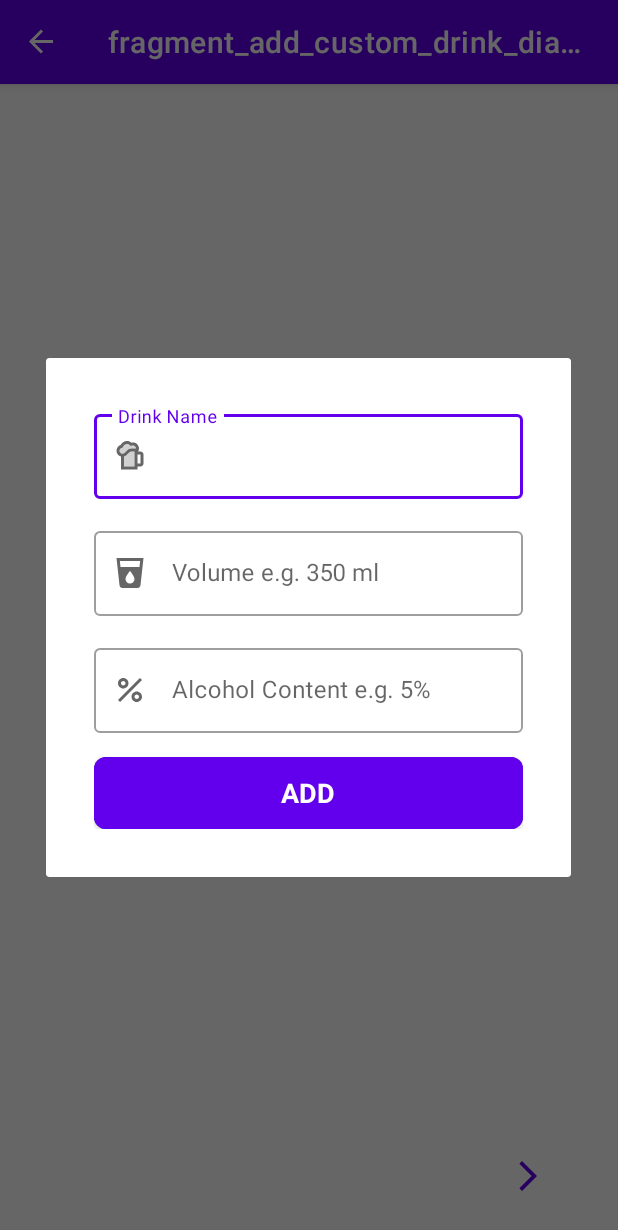
After one commit to SameerShelarr/BloodAlcoholCalculator, an Android app: the AddCustomDrinkDialogFragment screen opened through its navigation route, on a phone screen of 412 x 824 dp. The commit adds this screen. Shown: the top 1230 px of the screen. Run offline under Robolectric (Android 15) with nearby library versions, the phone set to English and light mode, and no system bars; our stand-ins replace Dagger/Hilt's generated code, navigation-ui; 2 statements that could not run were skipped.

Commit message:
Custom Drink Functionality: -Added UI for the Add Drink Dialog.

```diff
--- /dev/null
+++ b/app/src/main/java/com/sameershelar/bloodalcoholcalculator/ui/AddCustomDrinkDialogFragment.kt
@@ -0,0 +1,42 @@
+package com.sameershelar.bloodalcoholcalculator.ui
+
+import android.os.Bundle
+import android.view.LayoutInflater
+import android.view.View
+import android.view.ViewGroup
+import androidx.fragment.app.DialogFragment
+import com.sameershelar.bloodalcoholcalculator.databinding.FragmentAddCustomDrinkDialogBinding
+
+class AddCustomDrinkDialogFragment : DialogFragment() {
+
+    companion object {
+        private const val TAG = "AddCustomDrinkDialogFragment"
+    }
+
+    private lateinit var binding: FragmentAddCustomDrinkDialogBinding
+
+    override fun onCreateView(
+        inflater: LayoutInflater, container: ViewGroup?,
+        savedInstanceState: Bundle?
+    ): View {
+        binding = FragmentAddCustomDrinkDialogBinding.inflate(inflater)
+
+        binding.apply {
+            addNewDrinkButton.setOnClickListener {
+                /*if (validateFields()) {
+                    createNewDrinkAndAddInDb()
+                }*/
+            }
+        }
+
+        return binding.root
+    }
+
+    private fun createNewDrinkAndAddInDb() {
+        TODO("Not yet implemented")
+    }
+
+    private fun validateFields(): Boolean {
+        TODO("Not yet implemented")
+    }
+}
--- a/app/src/main/java/com/sameershelar/bloodalcoholcalculator/ui/AddDrinkAndDrinkHistoryBottomSheetDialog.kt
+++ b/app/src/main/java/com/sameershelar/bloodalcoholcalculator/ui/AddDrinkAndDrinkHistoryBottomSheetDialog.kt
@@ -13,6 +13,7 @@ import androidx.core.content.ContextCompat
 import androidx.core.view.isVisible
 import androidx.fragment.app.viewModels
 import androidx.lifecycle.lifecycleScope
+import androidx.navigation.fragment.findNavController
 import androidx.navigation.fragment.navArgs
 import androidx.recyclerview.widget.LinearLayoutManager
 import com.google.android.material.bottomsheet.BottomSheetDialogFragment
@@ -21,8 +22,8 @@ import com.sameershelar.bloodalcoholcalculator.R
 import com.sameershelar.bloodalcoholcalculator.data.tables.AddedDrink
 import com.sameershelar.bloodalcoholcalculator.data.tables.Drink
 import com.sameershelar.bloodalcoholcalculator.databinding.FragmentAddDrinkAndDrinkHistoryBottomSheetDialogBinding
-import com.sameershelar.bloodalcoholcalculator.utils.Constants.DrinkType.*
 import com.sameershelar.bloodalcoholcalculator.utils.exhaustive
+import com.sameershelar.bloodalcoholcalculator.utils.navigateSafe
 import com.sameershelar.bloodalcoholcalculator.vm.AddDrinksAndDrinksHistoryViewModel
 import dagger.hilt.android.AndroidEntryPoint
 import kotlinx.coroutines.flow.collect
@@ -48,6 +49,13 @@ class AddDrinkAndDrinkHistoryBottomSheetDialog : BottomSheetDialogFragment(),
         binding = FragmentAddDrinkAndDrinkHistoryBottomSheetDialogBinding.inflate(layoutInflater)
 
         binding.apply {
+
+            addCustomDrinkButton.setOnClickListener {
+                findNavController().navigateSafe(
+                    AddDrinkAndDrinkHistoryBottomSheetDialogDirections
+                        .actionAddDrinkBottomSheetDialogToAddCustomDrinkDialogFragment()
+                )
+            }
 
             addDrinkBottomSheetLayout.layoutParams.height =
                 Resources.getSystem().displayMetrics.heightPixels / 10 * 8
--- a/app/src/main/java/com/sameershelar/bloodalcoholcalculator/utils/Constants.kt
+++ b/app/src/main/java/com/sameershelar/bloodalcoholcalculator/utils/Constants.kt
@@ -10,5 +10,6 @@ object Constants {
         WINE,
         GIN,
         BRANDY,
+        CUSTOM,
     }
 }
--- a/app/src/main/java/com/sameershelar/bloodalcoholcalculator/vm/AddDrinksAndDrinksHistoryViewModel.kt
+++ b/app/src/main/java/com/sameershelar/bloodalcoholcalculator/vm/AddDrinksAndDrinksHistoryViewModel.kt
@@ -74,6 +74,10 @@ class AddDrinksAndDrinksHistoryViewModel @Inject constructor(
                 drinksList.filter { drink -> drink.type == Constants.DrinkType.BRANDY }
             }
 
+            R.id.custom_chip -> {
+                drinksList.filter { drink -> drink.type == Constants.DrinkType.CUSTOM }
+            }
+
             else -> {
                 arrayListOf()
             }
--- /dev/null
+++ b/app/src/main/res/drawable/ic_baseline_add.xml
@@ -0,0 +1,5 @@
+<vector android:height="24dp" android:tint="#787878"
+    android:viewportHeight="24" android:viewportWidth="24"
+    android:width="24dp" xmlns:android="http://schemas.android.com/apk/res/android">
+    <path android:fillColor="@android:color/white" android:pathData="M19,13h-6v6h-2v-6H5v-2h6V5h2v6h6v2z"/>
+</vector>
--- /dev/null
+++ b/app/src/main/res/drawable/ic_baseline_volume.xml
@@ -0,0 +1,5 @@
+<vector android:height="24dp" android:tint="#787878"
+    android:viewportHeight="24" android:viewportWidth="24"
+    android:width="24dp" xmlns:android="http://schemas.android.com/apk/res/android">
+    <path android:fillColor="@android:color/white" android:pathData="M3,2l2.01,18.23C5.13,21.23 5.97,22 7,22h10c1.03,0 1.87,-0.77 1.99,-1.77L21,2L3,2zM12,19c-1.66,0 -3,-1.34 -3,-3 0,-2 3,-5.4 3,-5.4s3,3.4 3,5.4c0,1.66 -1.34,3 -3,3zM18.33,8L5.67,8l-0.44,-4h13.53l-0.43,4z"/>
+</vector>
--- /dev/null
+++ b/app/src/main/res/drawable/twotone_percent_24.xml
@@ -0,0 +1,10 @@
+<vector xmlns:android="http://schemas.android.com/apk/res/android"
+    android:width="24dp"
+    android:height="24dp"
+    android:viewportWidth="24"
+    android:viewportHeight="24"
+    android:tint="?attr/colorControlNormal">
+  <path
+      android:fillColor="@android:color/darker_gray"
+      android:pathData="M7.5,4C5.57,4 4,5.57 4,7.5S5.57,11 7.5,11S11,9.43 11,7.5S9.43,4 7.5,4zM7.5,9C6.67,9 6,8.33 6,7.5S6.67,6 7.5,6S9,6.67 9,7.5S8.33,9 7.5,9zM16.5,13c-1.93,0 -3.5,1.57 -3.5,3.5s1.57,3.5 3.5,3.5s3.5,-1.57 3.5,-3.5S18.43,13 16.5,13zM16.5,18c-0.83,0 -1.5,-0.67 -1.5,-1.5s0.67,-1.5 1.5,-1.5s1.5,0.67 1.5,1.5S17.33,18 16.5,18zM5.41,20L4,18.59L18.59,4L20,5.41L5.41,20z"/>
+</vector>
--- /dev/null
+++ b/app/src/main/res/layout/fragment_add_custom_drink_dialog.xml
@@ -0,0 +1,92 @@
+<?xml version="1.0" encoding="utf-8"?>
+<androidx.constraintlayout.widget.ConstraintLayout xmlns:android="http://schemas.android.com/apk/res/android"
+    xmlns:app="http://schemas.android.com/apk/res-auto"
+    xmlns:tools="http://schemas.android.com/tools"
+    android:layout_width="match_parent"
+    android:layout_height="match_parent"
+    tools:context=".ui.AddCustomDrinkDialogFragment">
+
+    <androidx.constraintlayout.widget.ConstraintLayout
+        android:layout_width="350dp"
+        android:layout_height="wrap_content"
+        android:padding="32dp"
+        app:layout_constraintBottom_toBottomOf="parent"
+        app:layout_constraintEnd_toEndOf="parent"
+        app:layout_constraintStart_toStartOf="parent"
+        app:layout_constraintTop_toTopOf="parent">
+
+        <com.google.android.material.textfield.TextInputLayout
+            android:id="@+id/drink_name_edit"
+            style="@style/Widget.MaterialComponents.TextInputLayout.OutlinedBox"
+            android:layout_width="match_parent"
+            android:layout_height="wrap_content"
+            android:hint="@string/drink_name"
+            app:startIconDrawable="@drawable/ic_drink_icon_default"
+            app:layout_constraintEnd_toEndOf="parent"
+            app:layout_constraintStart_toStartOf="parent"
+            app:layout_constraintTop_toTopOf="parent">
+
+            <com.google.android.material.textfield.TextInputEditText
+                android:layout_width="match_parent"
+                android:layout_height="wrap_content"
+                android:inputType="text"/>
+
+        </com.google.android.material.textfield.TextInputLayout>
+
+        <com.google.android.material.textfield.TextInputLayout
+            android:id="@+id/volume_edit"
+            style="@style/Widget.MaterialComponents.TextInputLayout.OutlinedBox"
+            android:layout_width="match_parent"
+            android:layout_height="wrap_content"
+            android:hint="@string/volume"
+            android:layout_marginTop="16dp"
+            app:layout_constraintEnd_toEndOf="parent"
+            app:layout_constraintStart_toStartOf="parent"
+            app:layout_constraintTop_toBottomOf="@+id/drink_name_edit"
+            app:startIconDrawable="@drawable/ic_baseline_volume">
+
+            <com.google.android.material.textfield.TextInputEditText
+                android:layout_width="match_parent"
+                android:layout_height="wrap_content"
+                android:inputType="number" />
+
+        </com.google.android.material.textfield.TextInputLayout>
+
+        <com.google.android.material.textfield.TextInputLayout
+            android:id="@+id/abv_edit"
+            style="@style/Widget.MaterialComponents.TextInputLayout.OutlinedBox"
+            android:layout_width="match_parent"
+            android:layout_height="wrap_content"
+            android:hint="Alcohol Content e.g. 5%"
+            android:layout_marginTop="16dp"
+            app:layout_constraintEnd_toEndOf="parent"
+            app:layout_constraintStart_toStartOf="parent"
+            app:layout_constraintTop_toBottomOf="@+id/volume_edit"
+            app:startIconDrawable="@drawable/twotone_percent_24">
+
+            <com.google.android.material.textfield.TextInputEditText
+                android:layout_width="match_parent"
+                android:layout_height="wrap_content"
+                android:inputType="numberDecimal" />
+
+        </com.google.android.material.textfield.TextInputLayout>
+
+        <androidx.appcompat.widget.AppCompatButton
+            android:id="@+id/add_new_drink_button"
+            android:layout_width="match_parent"
+            android:layout_height="wrap_content"
+            android:layout_marginTop="16dp"
+            android:background="@drawable/button_background"
+            android:text="@string/add"
+            android:textAllCaps="true"
+            android:textAppearance="@style/TextAppearance.AppCompat.Medium"
+            android:textColor="@color/white"
+            android:textStyle="bold"
+            app:layout_constraintBottom_toBottomOf="parent"
+            app:layout_constraintEnd_toEndOf="parent"
+            app:layout_constraintStart_toStartOf="parent"
+            app:layout_constraintTop_toBottomOf="@+id/abv_edit" />
+
+    </androidx.constraintlayout.widget.ConstraintLayout>
+
+</androidx.constraintlayout.widget.ConstraintLayout>
--- a/app/src/main/res/layout/fragment_add_drink_and_drink_history_bottom_sheet_dialog.xml
+++ b/app/src/main/res/layout/fragment_add_drink_and_drink_history_bottom_sheet_dialog.xml
@@ -167,6 +167,17 @@
             app:layout_constraintStart_toStartOf="parent"
             app:layout_constraintTop_toBottomOf="@+id/select_start_time_layout" />
 
+        <ImageView
+            android:id="@+id/add_custom_drink_button"
+            android:layout_width="50dp"
+            android:layout_height="0dp"
+            android:padding="8dp"
+            android:src="@drawable/ic_baseline_add"
+            android:background="?selectableItemBackgroundBorderless"
+            app:layout_constraintBottom_toBottomOf="@+id/search_drink"
+            app:layout_constraintStart_toEndOf="@+id/search_drink"
+            app:layout_constraintTop_toTopOf="@+id/search_drink" />
+
         <HorizontalScrollView
             android:id="@+id/horizontalScrollView"
             android:layout_width="0dp"
@@ -174,7 +185,7 @@
             android:paddingStart="8dp"
             android:paddingEnd="8dp"
             app:layout_constraintEnd_toEndOf="parent"
-            app:layout_constraintStart_toEndOf="@+id/search_drink"
+            app:layout_constraintStart_toEndOf="@+id/add_custom_drink_button"
             app:layout_constraintTop_toBottomOf="@+id/select_start_time_layout">
 
             <com.google.android.material.chip.ChipGroup
@@ -250,6 +261,14 @@
                     android:checkable="true"
                     android:text="@string/brandy" />
 
+                <com.google.android.material.chip.Chip
+                    android:id="@+id/custom_chip"
+                    style="@style/Widget.MaterialComponents.Chip.Choice"
+                    android:layout_width="wrap_content"
+                    android:layout_height="wrap_content"
+                    android:checkable="true"
+                    android:text="@string/custom" />
+
             </com.google.android.material.chip.ChipGroup>
 
         </HorizontalScrollView>
@@ -274,7 +293,6 @@
             app:layout_constraintTop_toBottomOf="@+id/search_drink">
 
             <LinearLayout
-                android:id="@+id/layout_form"
                 android:layout_width="match_parent"
                 android:layout_height="wrap_content"
                 android:orientation="vertical">
--- a/app/src/main/res/navigation/nav_graph.xml
+++ b/app/src/main/res/navigation/nav_graph.xml
@@ -70,10 +70,18 @@
             android:defaultValue="false"
             app:argType="boolean"
             app:nullable="false" />
+        <action
+            android:id="@+id/action_addDrinkBottomSheetDialog_to_addCustomDrinkDialogFragment"
+            app:destination="@id/addCustomDrinkDialogFragment" />
     </dialog>
     <fragment
         android:id="@+id/aboutFragment"
         android:name="com.sameershelar.bloodalcoholcalculator.ui.AboutFragment"
         android:label="@string/about"
         tools:layout="@layout/fragment_about" />
+    <dialog
+        android:id="@+id/addCustomDrinkDialogFragment"
+        android:name="com.sameershelar.bloodalcoholcalculator.ui.AddCustomDrinkDialogFragment"
+        android:label="fragment_add_custom_drink_dialog"
+        tools:layout="@layout/fragment_add_custom_drink_dialog" />
 </navigation>
--- a/app/src/main/res/values/strings.xml
+++ b/app/src/main/res/values/strings.xml
@@ -38,4 +38,7 @@
     <string name="email_id_of_developer">workingshelar@gmail.com</string>
     <string name="clear_all">Clear All</string>
     <string name="feedback_email_subject">Feedback for Blood Alcohol Calculator app</string>
+    <string name="custom">Custom</string>
+    <string name="drink_name">Drink Name</string>
+    <string name="volume">Volume e.g. 350 ml</string>
 </resources>
```
